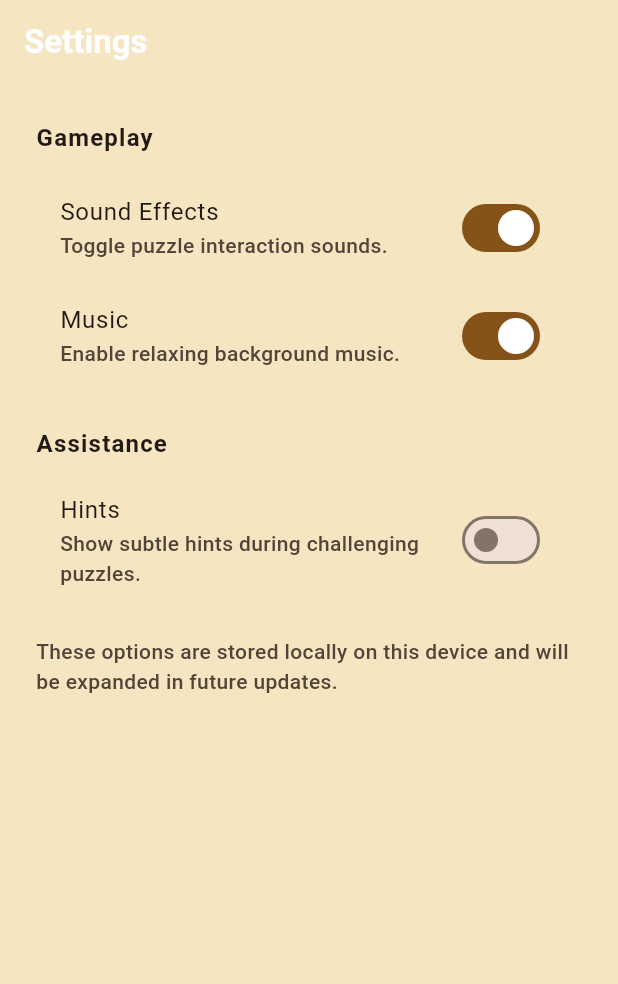
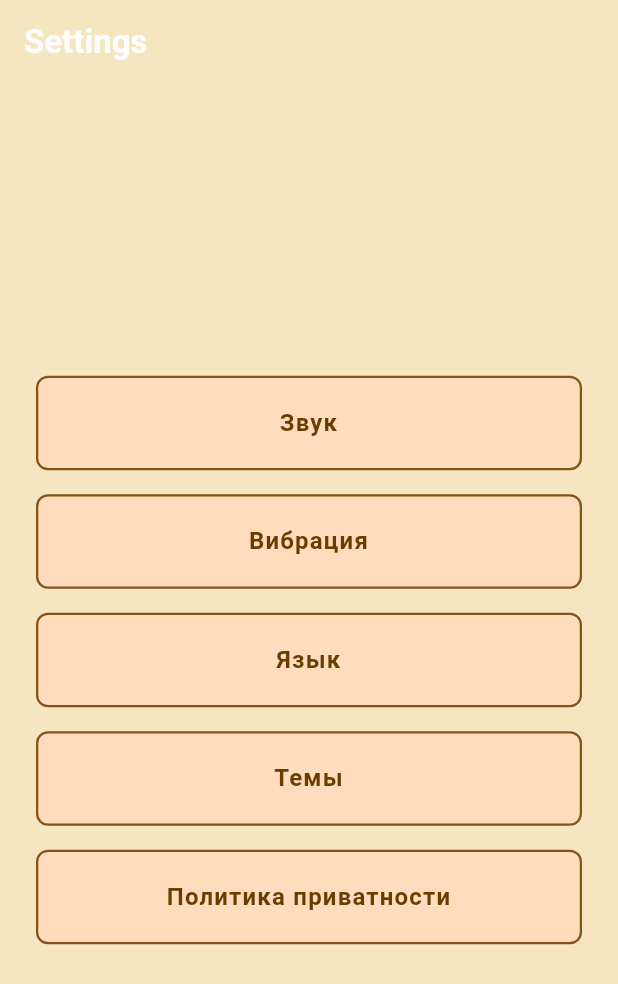
Before and after one commit to Humaneyew/Color-Puzzle-Relax-Game, a Flutter app: the SettingsPage screen opened by its route, on a phone screen of 412 x 824 dp. Shown: the top 984 px of the screen. Run offline on Flutter 3.47's test engine with Material 3 defaults, Android fonts, the phone set to English and light mode, and no system bars; our stand-ins replace equatable, get_it, go_router; Roboto replaces fonts that are missing (SF Pro).

Commit message:
Refine settings page layout

```diff
--- a/lib/src/features/game/presentation/pages/settings_page.dart
+++ b/lib/src/features/game/presentation/pages/settings_page.dart
@@ -1,83 +1,88 @@
 import 'package:flutter/material.dart';
 
-class SettingsPage extends StatefulWidget {
+class SettingsPage extends StatelessWidget {
   const SettingsPage({super.key});
 
   static const String routeName = 'settings';
   static const String routePath = '/settings';
 
-  @override
-  State<SettingsPage> createState() => _SettingsPageState();
-}
-
-class _SettingsPageState extends State<SettingsPage> {
-  bool _soundEffectsEnabled = true;
-  bool _musicEnabled = true;
-  bool _hintsEnabled = false;
+  static const List<String> _options = <String>[
+    'Звук',
+    'Вибрация',
+    'Язык',
+    'Темы',
+    'Политика приватности',
+  ];
 
   @override
   Widget build(BuildContext context) {
     final ThemeData theme = Theme.of(context);
+    final ColorScheme colors = theme.colorScheme;
 
     return Scaffold(
       appBar: AppBar(
         title: const Text('Settings'),
       ),
-      body: ListView(
-        padding: const EdgeInsets.all(24),
-        children: <Widget>[
-          Text(
-            'Gameplay',
-            style: theme.textTheme.titleMedium,
-          ),
-          const SizedBox(height: 12),
-          SwitchListTile.adaptive(
-            value: _soundEffectsEnabled,
-            onChanged: (bool value) {
-              setState(() {
-                _soundEffectsEnabled = value;
-              });
-            },
-            title: const Text('Sound Effects'),
-            subtitle: const Text('Toggle puzzle interaction sounds.'),
-          ),
-          SwitchListTile.adaptive(
-            value: _musicEnabled,
-            onChanged: (bool value) {
-              setState(() {
-                _musicEnabled = value;
-              });
-            },
-            title: const Text('Music'),
-            subtitle: const Text('Enable relaxing background music.'),
-          ),
-          const SizedBox(height: 24),
-          Text(
-            'Assistance',
-            style: theme.textTheme.titleMedium,
-          ),
-          const SizedBox(height: 12),
-          SwitchListTile.adaptive(
-            value: _hintsEnabled,
-            onChanged: (bool value) {
-              setState(() {
-                _hintsEnabled = value;
-              });
-            },
-            title: const Text('Hints'),
-            subtitle:
-                const Text('Show subtle hints during challenging puzzles.'),
-          ),
-          const SizedBox(height: 24),
-          Text(
-            'These options are stored locally on this device and will be '
-            'expanded in future updates.',
-            style: theme.textTheme.bodyMedium?.copyWith(
-              color: theme.colorScheme.onSurfaceVariant,
+      body: Center(
+        child: Padding(
+          padding: const EdgeInsets.symmetric(horizontal: 24),
+          child: ConstrainedBox(
+            constraints: const BoxConstraints(maxWidth: 400),
+            child: Column(
+              mainAxisSize: MainAxisSize.min,
+              crossAxisAlignment: CrossAxisAlignment.stretch,
+              children: <Widget>[
+                for (int i = 0; i < _options.length; i++) ...<Widget>[
+                  _SettingsBanner(
+                    label: _options[i],
+                    backgroundColor: colors.primaryContainer,
+                    borderColor: colors.primary,
+                    textStyle: theme.textTheme.titleMedium?.copyWith(
+                      color: colors.onPrimaryContainer,
+                      fontWeight: FontWeight.w600,
+                    ),
+                  ),
+                  if (i != _options.length - 1) const SizedBox(height: 16),
+                ],
+              ],
             ),
           ),
-        ],
+        ),
       ),
     );
   }
 }
+
+class _SettingsBanner extends StatelessWidget {
+  const _SettingsBanner({
+    required this.label,
+    required this.backgroundColor,
+    required this.borderColor,
+    required this.textStyle,
+  });
+
+  final String label;
+  final Color backgroundColor;
+  final Color borderColor;
+  final TextStyle? textStyle;
+
+  @override
+  Widget build(BuildContext context) {
+    return Container(
+      padding: const EdgeInsets.symmetric(horizontal: 24, vertical: 18),
+      decoration: BoxDecoration(
+        color: backgroundColor,
+        borderRadius: BorderRadius.circular(8),
+        border: Border.all(
+          color: borderColor,
+          width: 1.5,
+        ),
+      ),
+      child: Text(
+        label,
+        textAlign: TextAlign.center,
+        style: textStyle,
+      ),
+    );
+  }
+}
```
